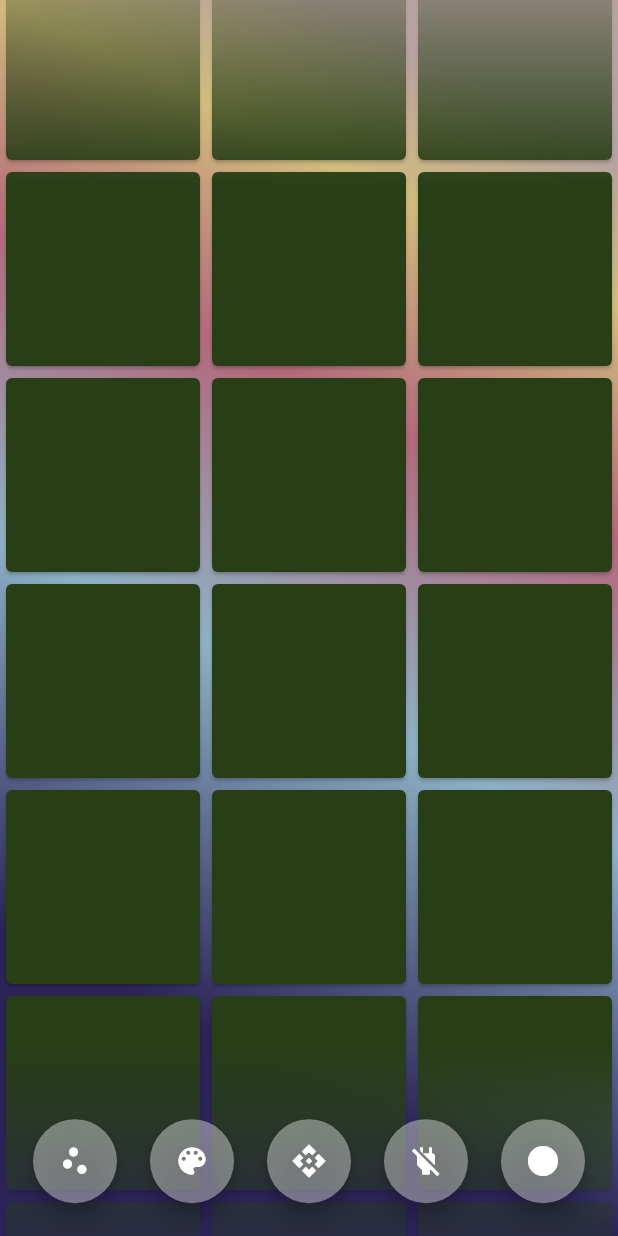
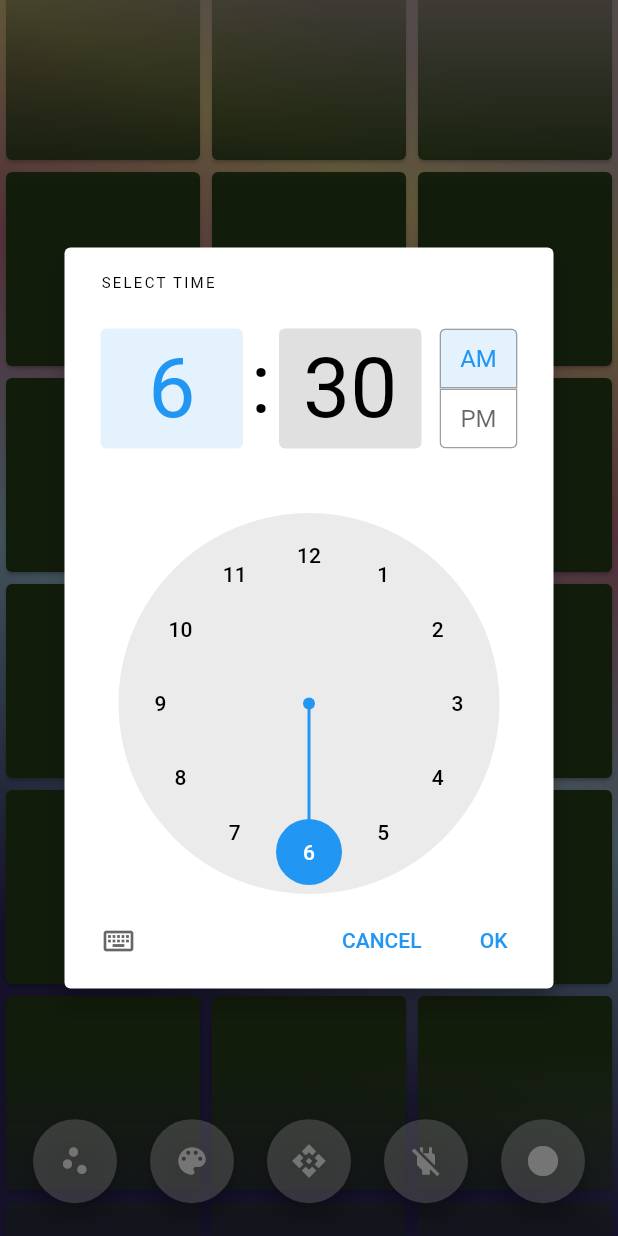
Before and after one commit to kaapomoi/valo, a Flutter app: the screen it shows after launch, scrolled down 576 dp, after a tap on the "api" icon, on a phone screen of 412 x 824 dp. Run offline on Flutter 3.47's test engine with Material 2 defaults, Android fonts, the phone set to English and light mode, and no system bars; our stand-ins replace flutter_colorpicker; missing offline and left inert: simple_gesture_detector; network calls fail.

Commit message:
Add an alarm clock feature

```diff
--- a/lib/main.dart
+++ b/lib/main.dart
@@ -5,6 +5,7 @@ import 'package:flutter/material.dart';
 import 'package:flutter/services.dart';
 import 'package:flutter_colorpicker/flutter_colorpicker.dart';
 import 'package:http/http.dart' as http;
+import 'package:http/http.dart';
 import 'package:simple_gesture_detector/simple_gesture_detector.dart';
 
 void main() => runApp(const MaterialApp(home: MyApp()));
@@ -25,6 +26,8 @@ class _MyAppState extends State<MyApp> {
   String ip = "192.168.50.10:80";
   var mySystemTheme = SystemUiOverlayStyle.light.copyWith(
       systemNavigationBarColor: const Color.fromARGB(0, 255, 255, 255));
+
+  TimeOfDay _time = TimeOfDay(hour: 6, minute: 30);
 
   Color pickerColor = const Color(0xffffeedd);
 
@@ -64,11 +67,32 @@ class _MyAppState extends State<MyApp> {
     http.post(ur, body: "{ 'mode': ${lightingMode.toString()} }");
   }
 
-  void sendTestApiRequest() {
-    Uri ur = Uri.http(ip, "/api/v1/multi");
-    http.post(ur,
-        body: "{ \"colors\": [\"aa00bb\", \"00ffff\", \"dddd00\", \"00ffff\","
-            " \"aa00bb\"], \"mode\": 3, \"brightness\": 55 }");
+  void _selectTime() async {
+    final TimeOfDay? newTime =
+        await showTimePicker(context: context, initialTime: _time);
+    if (newTime != null) {
+      setState(() {
+        _time = newTime;
+      });
+    }
+    sendAlarmApiRequest();
+  }
+
+  void sendAlarmApiRequest() async {
+    Uri ur = Uri.http(ip, "/api/v1/alarm");
+    final Response response = await http.post(ur,
+        body:
+            "{ 'alarm_hours': ${_time.hour.toString()}, 'alarm_minutes': ${_time.minute.toString()}, 'alarm_enabled': 1 }");
+    showDialog(
+        context: context,
+        builder: (context) {
+          Future.delayed(const Duration(seconds: 5), () {
+            Navigator.of(context).pop(true);
+          });
+          return AlertDialog(
+            title: Text(response.body),
+          );
+        });
   }
 
   Future<dynamic> fetchApiData(Uri ur) async {
@@ -170,7 +194,7 @@ class _MyAppState extends State<MyApp> {
               FloatingActionButton(
                 backgroundColor: Colors.white.withAlpha(100),
                 tooltip: 'Test Color API',
-                onPressed: sendTestApiRequest,
+                onPressed: _selectTime,
                 child: const Icon(Icons.api),
               ),
               FloatingActionButton(
```
Also changed, not shown: 1 other file.
